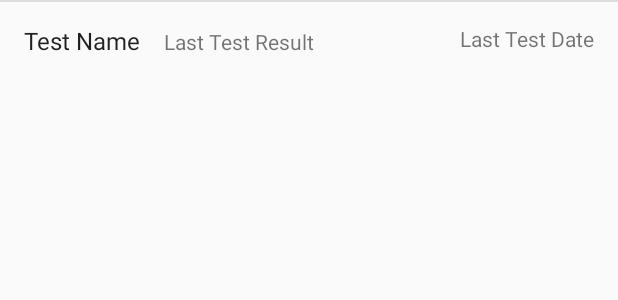
After one commit to omothm/healthylife, an Android app: the layout item.xml on its own in the app's theme, with its tools: preview values and no code run, on a phone screen of 412 x 824 dp. The commit adds this screen. Shown: the top 300 px of the screen. Run offline under Robolectric (Android 15) with nearby library versions, the phone set to English and light mode, and no system bars.

```diff
--- a/app/build.gradle
+++ b/app/build.gradle
@@ -25,4 +25,6 @@ dependencies {
     testImplementation 'junit:junit:4.12'
     androidTestImplementation 'com.android.support.test:runner:1.0.2'
     androidTestImplementation 'com.android.support.test.espresso:espresso-core:3.0.2'
+    implementation 'com.android.support:recyclerview-v7:28.0.0'
+    implementation 'org.jetbrains:annotations-java5:15.0'
 }
--- /dev/null
+++ b/app/src/main/res/layout/item.xml
@@ -0,0 +1,33 @@
+<?xml version="1.0" encoding="utf-8"?>
+<com.omothm.healthylife.layouts.LinearLayoutTopBorder
+  xmlns:android="http://schemas.android.com/apk/res/android"
+  xmlns:tools="http://schemas.android.com/tools"
+  android:layout_width="match_parent"
+  android:layout_height="match_parent"
+  android:padding="16dp"
+  android:orientation="horizontal">
+
+  <TextView
+    android:id="@+id/name"
+    style="@style/TextAppearance.AppCompat.Subhead"
+    android:layout_width="wrap_content"
+    android:layout_height="wrap_content"
+    android:layout_marginEnd="16dp"
+    android:layout_marginRight="16dp"
+    tools:text="Test Name"/>
+
+  <TextView
+    android:id="@+id/result"
+    android:layout_width="0dp"
+    android:layout_height="wrap_content"
+    android:layout_weight="1"
+    tools:text="Last Test Result"/>
+
+  <TextView
+    android:id="@+id/date"
+    style="@style/TextAppearance.AppCompat.Small"
+    android:layout_width="wrap_content"
+    android:layout_height="wrap_content"
+    android:layout_gravity="end"
+    tools:text="Last Test Date"/>
+</com.omothm.healthylife.layouts.LinearLayoutTopBorder>
```
Also changed, not shown: app/src/main/res/layout/activity_main.xml (+15 -12 lines).
